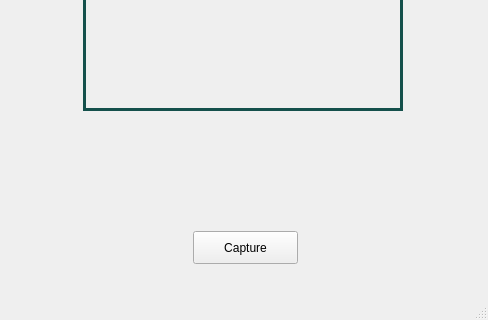
Above: MainWindow.ui from minghuaw/MECH423_Project before the change; both pictures show x 687 to 1175 and y 249 to 569 of the 1175 by 569 pixel window. Below: the same form after it.
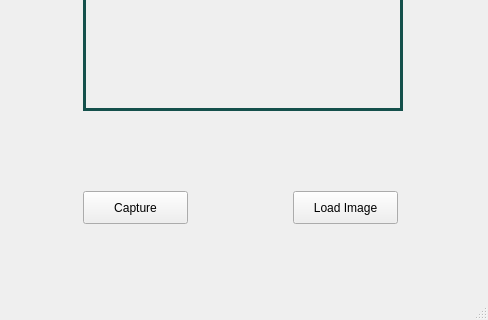
That is the form after the change. Custom widgets are drawn as their Qt base class.

Diff of the .ui file:
```diff
--- a/MainWindow.ui
+++ b/MainWindow.ui
@@ -192,8 +192,8 @@
    <widget class="QPushButton" name="btnCapture">
     <property name="geometry">
      <rect>
-      <x>880</x>
-      <y>480</y>
+      <x>770</x>
+      <y>440</y>
       <width>105</width>
       <height>33</height>
      </rect>
@@ -202,6 +202,19 @@
      <string>Capture</string>
     </property>
    </widget>
+   <widget class="QPushButton" name="btnLoad">
+    <property name="geometry">
+     <rect>
+      <x>980</x>
+      <y>440</y>
+      <width>105</width>
+      <height>33</height>
+     </rect>
+    </property>
+    <property name="text">
+     <string>Load Image</string>
+    </property>
+   </widget>
   </widget>
   <widget class="QMenuBar" name="menubar">
    <property name="geometry">
```
